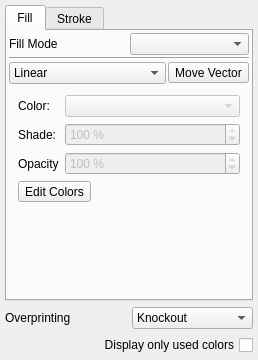
Qt form scribus/ui/colorpalette.ui (scribusproject/scribus) before a commit.
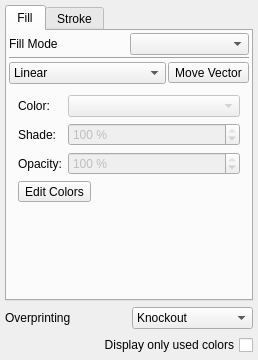
The same form after that commit. The open tabs and pages were chosen to show the change. Custom widgets are drawn as their Qt base class.

Commit message: Fix transparency vs opacity label in colour palette for mesh gradients

```diff
--- a/scribus/ui/colorpalette.ui
+++ b/scribus/ui/colorpalette.ui
@@ -536,7 +536,7 @@
                  <item row="2" column="0">
                   <widget class="QLabel" name="label_6">
                    <property name="text">
-                    <string>Opacity</string>
+                    <string>Opacity:</string>
                    </property>
                   </widget>
                  </item>
```
